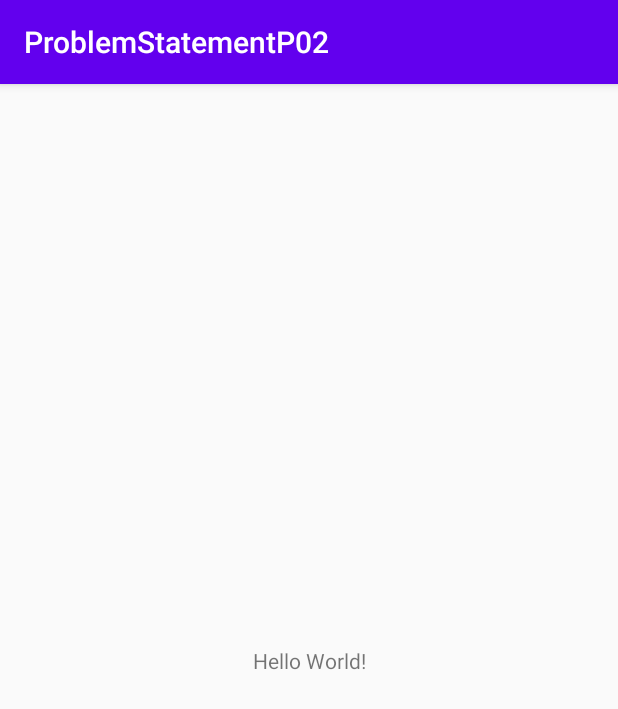
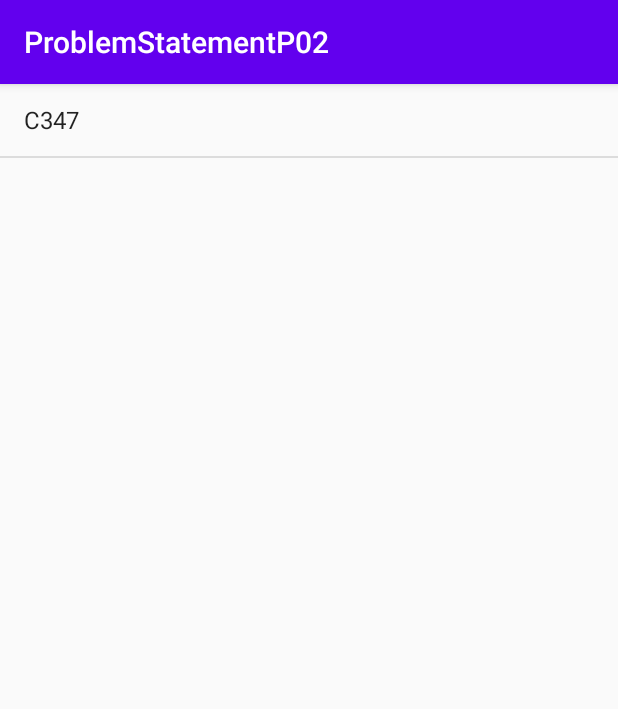
Before and after one commit to Ahmedsmh/ProblemStatementP02, an Android app: the screen it shows after launch (MainActivity), on a phone screen of 412 x 824 dp. Shown: the top 709 px of the screen. Run offline under Robolectric (Android 15) with nearby library versions, the phone set to English and light mode, and no system bars.

Commit message:
Complete Activity 1

```diff
--- a/app/src/main/java/sg/edu/rp/c346/id19008424/problemstatementp02/MainActivity.java
+++ b/app/src/main/java/sg/edu/rp/c346/id19008424/problemstatementp02/MainActivity.java
@@ -2,13 +2,41 @@ package sg.edu.rp.c346.id19008424.problemstatementp02;
 
 import androidx.appcompat.app.AppCompatActivity;
 
+import android.content.Intent;
 import android.os.Bundle;
+import android.view.View;
+import android.widget.AdapterView;
+import android.widget.ArrayAdapter;
+import android.widget.ListView;
+import android.widget.TextView;
+
+import java.util.ArrayList;
 
 public class MainActivity extends AppCompatActivity {
+
+    ListView lvModule;
+    ArrayAdapter aa;
+    ArrayList<String> modules;
 
     @Override
     protected void onCreate(Bundle savedInstanceState) {
         super.onCreate(savedInstanceState);
         setContentView(R.layout.activity_main);
+
+        lvModule = (ListView) findViewById(R.id.listViewModule);
+        modules = new ArrayList<String>();
+        modules.add("C347");
+        aa = new ArrayAdapter<String>(this, android.R.layout.simple_list_item_1, modules);
+        lvModule.setAdapter(aa);
+
+        lvModule.setOnItemClickListener(new AdapterView.OnItemClickListener() {
+            @Override
+            public void onItemClick(AdapterView<?> parent, View view, int position, long id) {
+                Intent intent =  new Intent(MainActivity.this, SecondActivity.class);
+                intent.putExtra("holiday", modules.get(position));
+                startActivity(intent);
+            }
+        });
+
     }
 }
--- /dev/null
+++ b/app/src/main/java/sg/edu/rp/c346/id19008424/problemstatementp02/Module.java
@@ -0,0 +1,14 @@
+package sg.edu.rp.c346.id19008424.problemstatementp02;
+
+public class Module {
+
+    private String DG;
+
+    public Module(String DG) {
+        this.DG = DG;
+    }
+
+    public String getDG() {
+        return DG;
+    }
+}
--- a/app/src/main/res/layout/activity_main.xml
+++ b/app/src/main/res/layout/activity_main.xml
@@ -1,18 +1,14 @@
 <?xml version="1.0" encoding="utf-8"?>
-<androidx.constraintlayout.widget.ConstraintLayout xmlns:android="http://schemas.android.com/apk/res/android"
+<LinearLayout xmlns:android="http://schemas.android.com/apk/res/android"
     xmlns:app="http://schemas.android.com/apk/res-auto"
     xmlns:tools="http://schemas.android.com/tools"
     android:layout_width="match_parent"
     android:layout_height="match_parent"
+    android:orientation="vertical"
     tools:context=".MainActivity">
 
-    <TextView
-        android:layout_width="wrap_content"
-        android:layout_height="wrap_content"
-        android:text="Hello World!"
-        app:layout_constraintBottom_toBottomOf="parent"
-        app:layout_constraintLeft_toLeftOf="parent"
-        app:layout_constraintRight_toRightOf="parent"
-        app:layout_constraintTop_toTopOf="parent" />
-
-</androidx.constraintlayout.widget.ConstraintLayout>
+    <ListView
+        android:id="@+id/listViewModule"
+        android:layout_width="match_parent"
+        android:layout_height="match_parent" />
+</LinearLayout>
```
